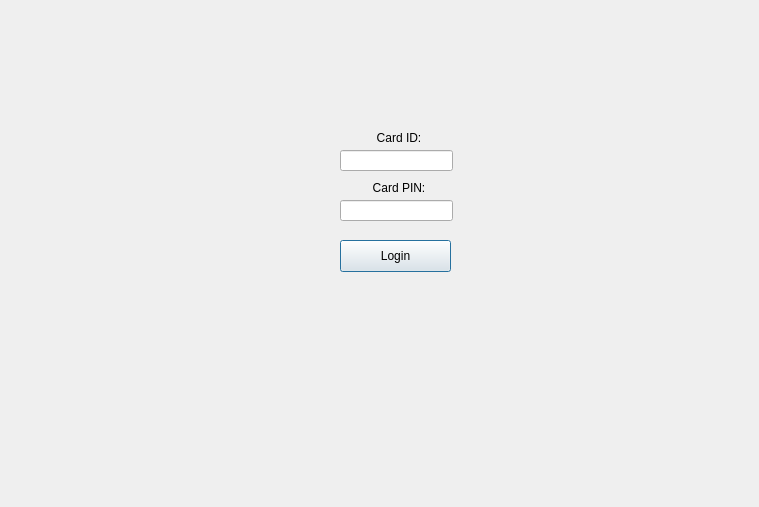
DeveMike/Software_Development_Application_Project, file bank-automat/login.ui: the form before one commit.
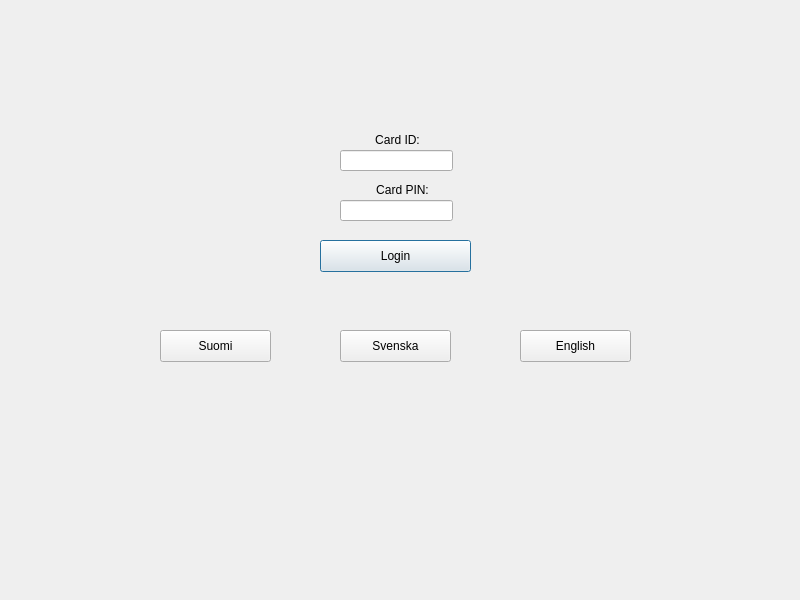
The form after the commit.

```diff
--- a/bank-automat/login.ui
+++ b/bank-automat/login.ui
@@ -6,8 +6,8 @@
    <rect>
     <x>0</x>
     <y>0</y>
-    <width>759</width>
-    <height>507</height>
+    <width>800</width>
+    <height>600</height>
    </rect>
   </property>
   <property name="windowTitle">
@@ -16,10 +16,10 @@
   <widget class="QLabel" name="label">
    <property name="geometry">
     <rect>
-     <x>370</x>
+     <x>307</x>
      <y>130</y>
-     <width>58</width>
-     <height>16</height>
+     <width>181</width>
+     <height>20</height>
     </rect>
    </property>
    <property name="layoutDirection">
@@ -35,10 +35,10 @@
   <widget class="QLabel" name="label_2">
    <property name="geometry">
     <rect>
-     <x>370</x>
+     <x>307</x>
      <y>180</y>
-     <width>58</width>
-     <height>16</height>
+     <width>191</width>
+     <height>20</height>
     </rect>
    </property>
    <property name="layoutDirection">
@@ -80,9 +80,9 @@
   <widget class="QPushButton" name="btnLogin">
    <property name="geometry">
     <rect>
-     <x>340</x>
+     <x>320</x>
      <y>240</y>
-     <width>111</width>
+     <width>151</width>
      <height>32</height>
     </rect>
    </property>
@@ -117,6 +117,54 @@
     <set>Qt::AlignmentFlag::AlignCenter</set>
    </property>
   </widget>
+  <widget class="QPushButton" name="btnLangENG">
+   <property name="geometry">
+    <rect>
+     <x>520</x>
+     <y>330</y>
+     <width>111</width>
+     <height>32</height>
+    </rect>
+   </property>
+   <property name="layoutDirection">
+    <enum>Qt::LayoutDirection::LeftToRight</enum>
+   </property>
+   <property name="text">
+    <string>English</string>
+   </property>
+  </widget>
+  <widget class="QPushButton" name="btnLangFI">
+   <property name="geometry">
+    <rect>
+     <x>160</x>
+     <y>330</y>
+     <width>111</width>
+     <height>32</height>
+    </rect>
+   </property>
+   <property name="layoutDirection">
+    <enum>Qt::LayoutDirection::LeftToRight</enum>
+   </property>
+   <property name="text">
+    <string>Suomi</string>
+   </property>
+  </widget>
+  <widget class="QPushButton" name="btnLangSWE">
+   <property name="geometry">
+    <rect>
+     <x>340</x>
+     <y>330</y>
+     <width>111</width>
+     <height>32</height>
+    </rect>
+   </property>
+   <property name="layoutDirection">
+    <enum>Qt::LayoutDirection::LeftToRight</enum>
+   </property>
+   <property name="text">
+    <string>Svenska</string>
+   </property>
+  </widget>
  </widget>
  <resources/>
  <connections/>
```
